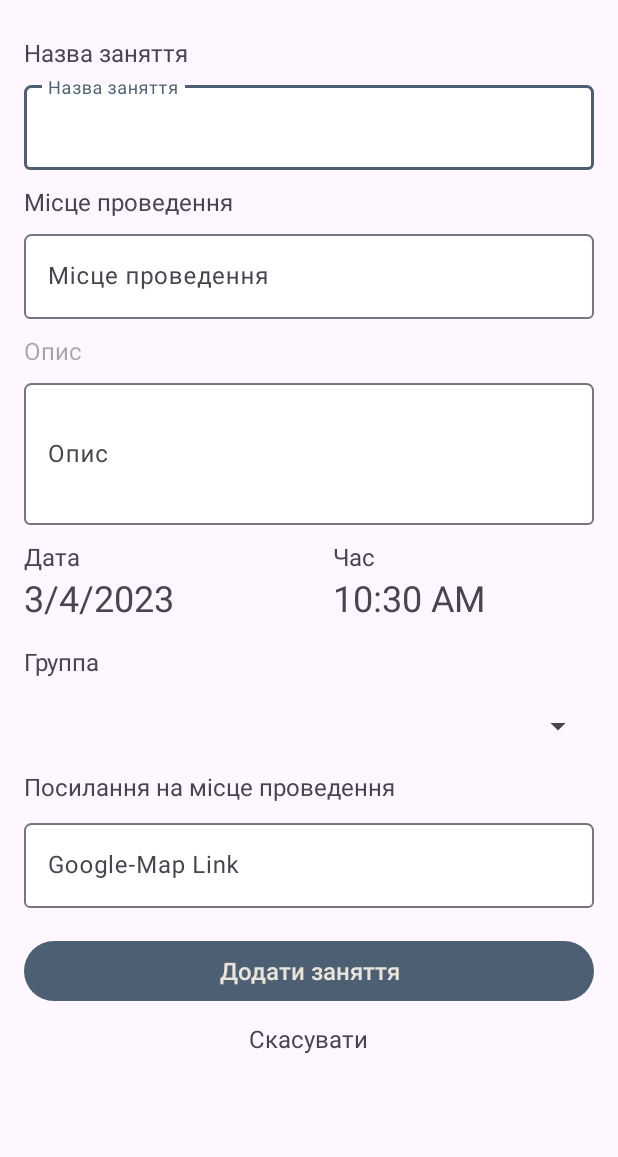
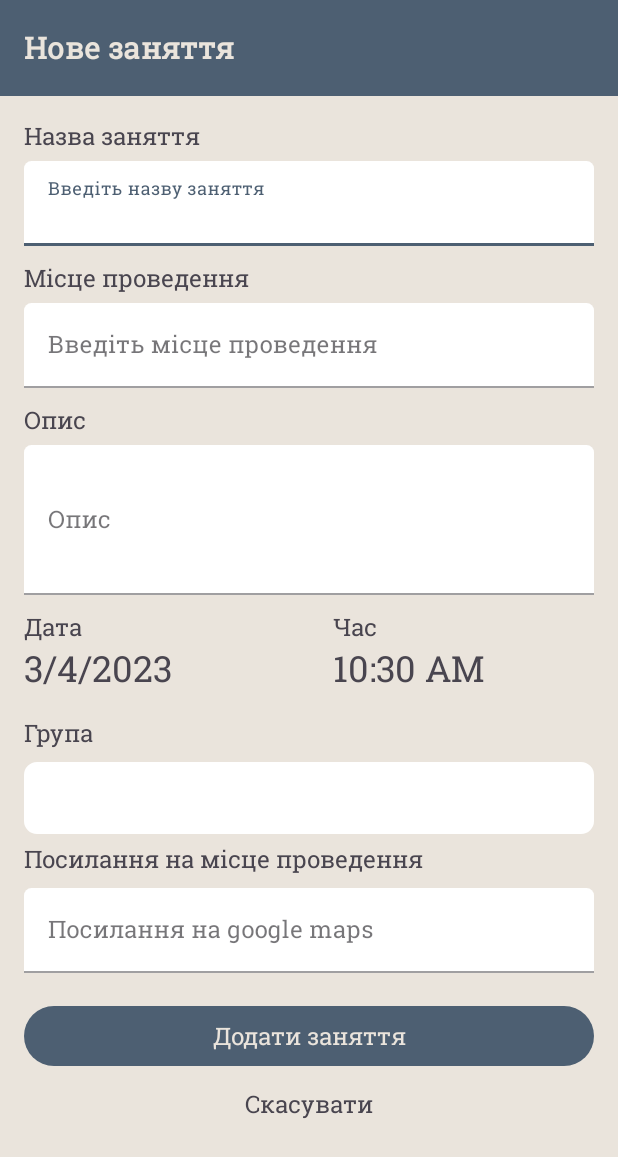
Before and after one commit to MasterNikPro/piv_dev_project, an Android app: the CreateLessonActivity screen opened directly, with no data from a screen before it, on a phone screen of 412 x 824 dp. Shown: the top 1157 px of the screen. Run offline under Robolectric (Android 15) with nearby library versions, the phone set to English and light mode, and no system bars; our stand-ins replace Firebase (no records; nobody signed in at launch, a user with empty details on screens opened directly).

Commit message:
new update

```diff
--- /dev/null
+++ b/app/src/main/res/drawable/layout_corners_shape.xml
@@ -0,0 +1,7 @@
+<?xml version="1.0" encoding="utf-8"?>
+<shape xmlns:android="http://schemas.android.com/apk/res/android">
+    <corners android:radius="8dp" />
+    <solid android:color="#fff" />
+    <stroke android:width="1dp" android:color="@color/white"/>
+
+</shape>
--- a/app/src/main/res/layout/activity_create_lesson.xml
+++ b/app/src/main/res/layout/activity_create_lesson.xml
@@ -4,27 +4,42 @@
     xmlns:tools="http://schemas.android.com/tools"
     android:layout_width="match_parent"
     android:layout_height="match_parent"
+    android:background="@color/background"
+
     tools:context=".lesson.CreateLessonActivity">
 
     <RelativeLayout
+
         android:layout_width="match_parent"
         android:layout_height="match_parent">
 
-        <!--<include layout="@layout/toolbar"
-            android:id="@+id/toolbar_add_note"/>-->
+        <com.google.android.material.appbar.MaterialToolbar
+            android:id="@+id/toolbar"
+            style="@style/MyToolbar"
+            android:layout_width="match_parent"
+            android:layout_height="?attr/actionBarSize"
+            android:background="@color/buttons"
+
+            app:title="Нове заняття"
+
+
+            app:titleTextColor="@color/background"
+            tools:ignore="MissingConstraints" />
 
         <RelativeLayout
-
+            android:paddingTop="?attr/actionBarSize"
             android:layout_width="match_parent"
             android:layout_height="match_parent"
             tools:context=".note.AddNoteFragment"
             android:paddingLeft="16dp"
             android:paddingRight="16dp"
-            android:paddingTop="24dp"
+
             android:paddingBottom="16dp"
             >
 
             <TextView
+                android:layout_marginTop="15dp"
+                android:fontFamily="@font/roboto_slab"
                 android:layout_marginBottom="5dp"
                 android:id="@+id/add_note_name_action_text_view_id"
                 android:layout_width="wrap_content"
@@ -38,22 +53,28 @@
                 android:layout_height="wrap_content"
                 android:layout_below="@+id/add_note_name_action_text_view_id"
                 android:layout_marginBottom="10dp"
-                android:hint="Назва заняття"
+                android:hint="Введіть назву заняття"
+                app:boxCornerRadiusTopEnd="5dp"
+                app:boxCornerRadiusTopStart="5dp"
+                app:boxBackgroundColor="@color/white"
+                android:theme="@style/MyTextInputLayout_overlay"
+                style="@style/Widget.MaterialComponents.TextInputLayout.FilledBox"
 
+                android:fontFamily="@font/roboto_slab"
                 android:textSize="13sp"
-                app:boxBackgroundColor="@color/white"
-                app:boxCornerRadiusTopEnd="5dp"
-                app:boxCornerRadiusTopStart="5dp">
+                >
 
                 <com.google.android.material.textfield.TextInputEditText
                     android:id="@+id/add_note_name_action_edit_text_view_id"
                     android:layout_width="match_parent"
+                    android:fontFamily="@font/roboto_slab"
                     android:layout_height="wrap_content"
                     />
 
             </com.google.android.material.textfield.TextInputLayout>
 
             <TextView
+                android:fontFamily="@font/roboto_slab"
                 android:layout_marginBottom="5dp"
                 android:id="@+id/add_note_location_text_view_id"
                 android:layout_width="wrap_content"
@@ -65,31 +86,38 @@
             <com.google.android.material.textfield.TextInputLayout
                 android:id="@+id/add_note_set_location_input_layout"
                 android:layout_width="383dp"
+                android:fontFamily="@font/roboto_slab"
                 android:layout_height="wrap_content"
                 android:layout_below="@+id/add_note_location_text_view_id"
                 android:layout_marginBottom="10dp"
-                android:hint="Місце проведення"
+                android:hint="Введіть місце проведення"
+
+                app:boxCornerRadiusTopEnd="5dp"
+                app:boxCornerRadiusTopStart="5dp"
+                app:boxBackgroundColor="@color/white"
+                android:theme="@style/MyTextInputLayout_overlay"
+                style="@style/Widget.MaterialComponents.TextInputLayout.FilledBox"
 
                 android:textSize="13sp"
-                app:boxBackgroundColor="@color/white"
-                app:boxCornerRadiusTopEnd="5dp"
-                app:boxCornerRadiusTopStart="5dp">
+                >
 
                 <com.google.android.material.textfield.TextInputEditText
                     android:id="@+id/add_note_location_edit_text_view_id"
                     android:layout_width="match_parent"
+                    android:fontFamily="@font/roboto_slab"
                     android:layout_height="wrap_content"
                     />
 
             </com.google.android.material.textfield.TextInputLayout>
 
             <TextView
+                android:fontFamily="@font/roboto_slab"
                 android:layout_marginBottom="5dp"
                 android:id="@+id/add_note_description_text_view_id"
                 android:layout_width="wrap_content"
                 android:layout_height="wrap_content"
                 android:layout_below="@+id/add_note_set_location_input_layout"
-                android:hint="Опис"
+                android:text="Опис"
                 android:textSize="16sp" />
 
             <com.google.android.material.textfield.TextInputLayout
@@ -97,11 +125,15 @@
                 android:layout_width="match_parent"
                 android:layout_height="100dp"
                 android:layout_below="@+id/add_note_description_text_view_id"
-
+                android:fontFamily="@font/roboto_slab"
                 app:boxCornerRadiusTopEnd="5dp"
                 app:boxCornerRadiusTopStart="5dp"
+                app:boxBackgroundColor="@color/white"
+                android:theme="@style/MyTextInputLayout_overlay"
+                style="@style/Widget.MaterialComponents.TextInputLayout.FilledBox"
+
                 android:inputType="textMultiLine"
-                app:boxBackgroundColor="@color/white"
+
                 android:hint="Опис"
                 android:textSize="16dp"
                 android:layout_marginBottom="10dp"
@@ -110,6 +142,7 @@
                 <com.google.android.material.textfield.TextInputEditText
                     android:id="@+id/add_note_description_edit_text_view_id"
                     android:layout_width="match_parent"
+                    android:fontFamily="@font/roboto_slab"
                     android:layout_height="match_parent"
                     android:inputType="textMultiLine"
                     />
@@ -130,6 +163,7 @@
                     android:paddingRight="16dp">
 
                     <TextView
+                        android:fontFamily="@font/roboto_slab"
                         android:id="@+id/add_node_date_text_view_id"
                         android:layout_width="match_parent"
                         android:layout_height="wrap_content"
@@ -137,6 +171,7 @@
                         android:textSize="16dp" />
 
                     <TextView
+                        android:fontFamily="@font/roboto_slab"
                         android:layout_marginBottom="0dp"
                         android:id="@+id/add_node_date_view_id"
                         android:layout_width="wrap_content"
@@ -157,6 +192,7 @@
                     android:paddingLeft="16dp">
 
                     <TextView
+                        android:fontFamily="@font/roboto_slab"
                         android:id="@+id/add_node_time_text_view_id"
                         android:layout_width="match_parent"
                         android:layout_height="wrap_content"
@@ -164,6 +200,7 @@
                         android:textSize="16dp" />
 
                     <TextView
+                        android:fontFamily="@font/roboto_slab"
                         android:id="@+id/add_node_time_view_id"
                         android:layout_width="wrap_content"
                         android:layout_height="32dp"
@@ -178,24 +215,27 @@
             </LinearLayout>
 
             <TextView
+                android:fontFamily="@font/roboto_slab"
                 android:id="@+id/add_node_friend_text_view_id"
                 android:layout_width="match_parent"
                 android:layout_height="wrap_content"
                 android:layout_below="@id/data_time_linear_layout"
                 android:layout_marginBottom="8dp"
-                android:text="Группа"
+                android:text="Група"
                 android:textSize="16dp" />
 
             <Spinner
+                android:fontFamily="@font/roboto_slab"
                 android:layout_marginBottom="5dp"
                 android:id="@+id/add_node_set_friend_spinner_id"
                 android:layout_width="match_parent"
+                android:background="@drawable/layout_corners_shape"
                 android:layout_height="48dp"
                 android:layout_below="@id/add_node_friend_text_view_id"
                 />
 
             <TextView
-
+                android:fontFamily="@font/roboto_slab"
                 android:id="@+id/add_node_category_text_view_id"
                 android:layout_width="match_parent"
                 android:layout_height="wrap_content"
@@ -210,12 +250,16 @@
                 android:layout_width="match_parent"
                 android:layout_height="wrap_content"
                 android:layout_below="@+id/add_node_category_text_view_id"
+                android:fontFamily="@font/roboto_slab"
 
+                android:inputType="textMultiLine"
                 app:boxCornerRadiusTopEnd="5dp"
                 app:boxCornerRadiusTopStart="5dp"
-                android:inputType="textMultiLine"
                 app:boxBackgroundColor="@color/white"
-                android:hint="Google-Map Link"
+                android:theme="@style/MyTextInputLayout_overlay"
+                style="@style/Widget.MaterialComponents.TextInputLayout.FilledBox"
+
+                android:hint="Посилання на google maps"
                 android:textSize="16dp"
                 android:layout_marginBottom="10dp"
                 >
@@ -225,6 +269,7 @@
                     android:layout_width="match_parent"
                     android:layout_height="match_parent"
                     android:inputType="textMultiLine"
+                    android:fontFamily="@font/roboto_slab"
                     />
 
             </com.google.android.material.textfield.TextInputLayout>
@@ -240,7 +285,7 @@
                     android:layout_width="match_parent"
                     android:layout_height="wrap_content"
                     android:layout_marginTop="8dp"
-
+                    android:fontFamily="@font/roboto_slab"
 
                     android:letterSpacing="0"
                     android:onClick="add"
@@ -249,12 +294,14 @@
                     android:textSize="16sp" />
 
                 <TextView
+
                     android:layout_centerHorizontal="true"
                     android:id="@+id/add_note_cancel_text_view"
                     android:layout_width="wrap_content"
                     android:layout_height="wrap_content"
                     android:layout_marginBottom="2dp"
                     android:onClick="cancel"
+                    android:fontFamily="@font/roboto_slab"
                     android:layout_below="@+id/add_note_save_note_button"
                     android:text="Скасувати"
                     android:textSize="16dp" />
--- a/app/src/main/res/values/strings.xml
+++ b/app/src/main/res/values/strings.xml
@@ -8,7 +8,7 @@
 
 
     <string name="add_exist_group_dialog_title_text">Додати існуючу групу</string>
-    <string name="add_exist_group_set_name_group_text">Введіть назву групи</string>
+    <string name="add_exist_group_set_name_group_text">Введіть код групи</string>
     <string name="name_exist_grop_reg">Назва групи</string>
     <string name="name_exist_grop_reg_hint">Код існуючої групи</string>
 
```
